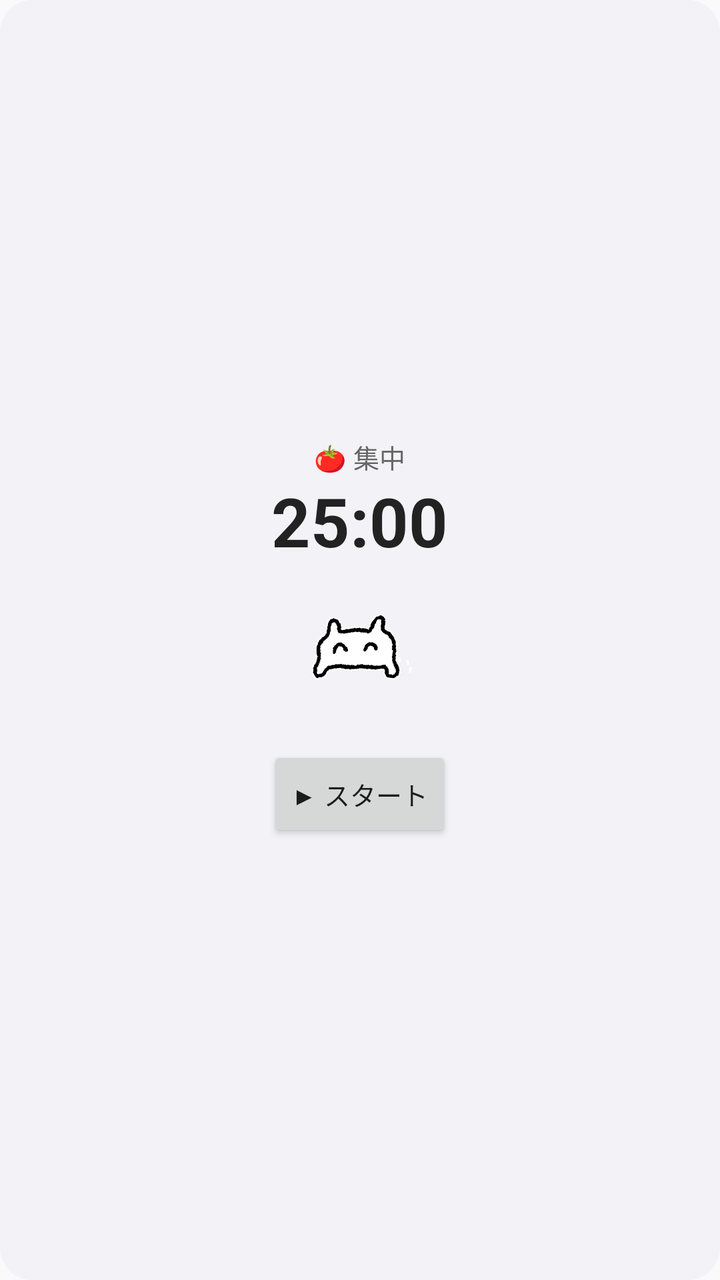
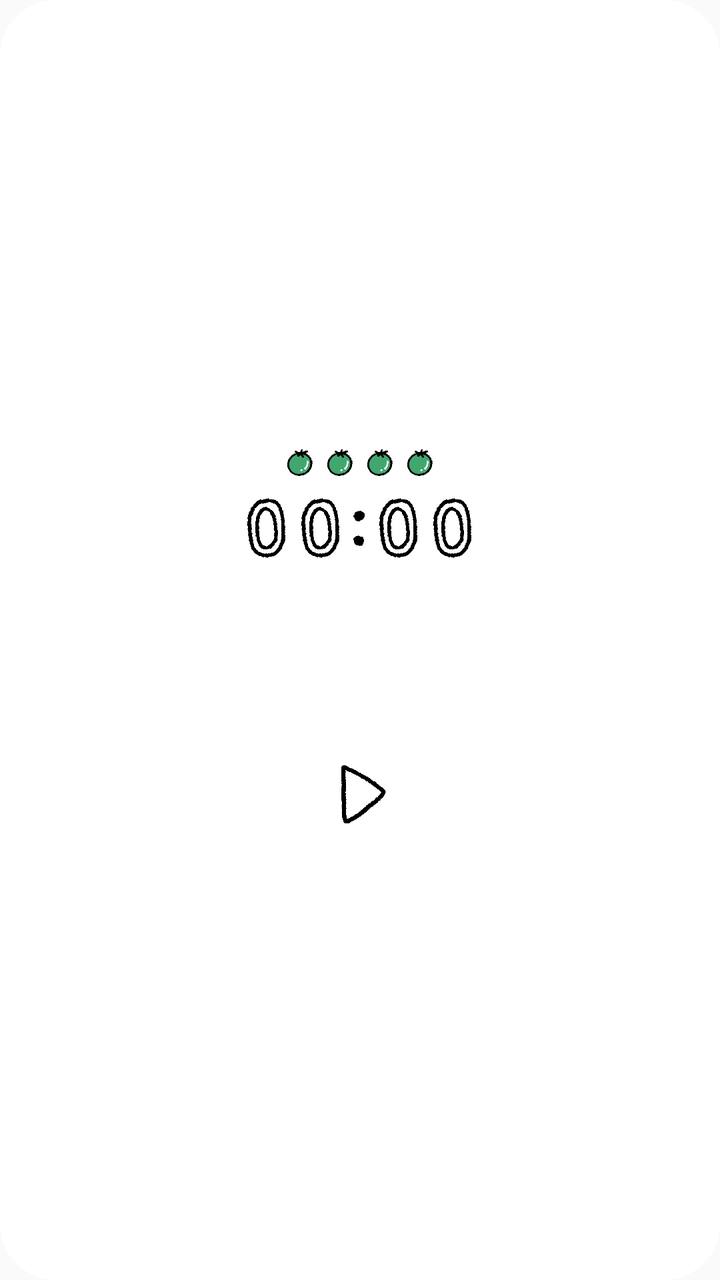

Compare the two renders of this Android layout. The source of the first and the diff that turns it into the second are given below.
<!-- AndroidManifest.xml: application theme android:Theme.Material.Light.NoActionBar -->
<!-- res/layout/widget_timer.xml -->
<?xml version="1.0" encoding="utf-8"?>
<LinearLayout xmlns:android="http://schemas.android.com/apk/res/android"
    android:id="@+id/widget_root"
    android:layout_width="match_parent"
    android:layout_height="match_parent"
    android:orientation="vertical"
    android:gravity="center"
    android:padding="12dp"
    android:background="@drawable/widget_bg">

    <TextView
        android:id="@+id/widget_title"
        android:layout_width="wrap_content"
        android:layout_height="wrap_content"
        android:textSize="13sp"
        android:textColor="#666666"
        android:text="🍅 集中" />

    <Chronometer
        android:id="@+id/widget_chronometer"
        android:layout_width="wrap_content"
        android:layout_height="wrap_content"
        android:textSize="34sp"
        android:textStyle="bold"
        android:textColor="#222222"
        android:visibility="gone" />

    <TextView
        android:id="@+id/widget_time"
        android:layout_width="wrap_content"
        android:layout_height="wrap_content"
        android:textSize="34sp"
        android:textStyle="bold"
        android:textColor="#222222"
        android:text="25:00" />

    <ImageView
        android:id="@+id/widget_char"
        android:layout_width="120dp"
        android:layout_height="90dp"
        android:scaleType="fitCenter"
        android:src="@drawable/widget_char_focus_still" />

    <Button
        android:id="@+id/widget_toggle"
        android:layout_width="wrap_content"
        android:layout_height="wrap_content"
        android:textSize="13sp"
        android:textAllCaps="false"
        android:text="▶ スタート" />
</LinearLayout>
<!-- resources referenced by this layout -->
<resources>
  <!-- drawable widget_bg (drawable) -->
  <?xml version="1.0" encoding="utf-8"?>
  <shape xmlns:android="http://schemas.android.com/apk/res/android" android:shape="rectangle">
      <corners android:radius="16dp" />
      <solid android:color="#F2F2F7" />
  </shape>
  <!-- drawable widget_char_focus_still: png bitmap (drawable-nodpi, 22730 bytes) -->
</resources>

<!-- the commit's change to res/layout/widget_timer.xml (unified diff, before → after) -->
@@ -5,47 +5,128 @@
     android:layout_height="match_parent"
     android:orientation="vertical"
     android:gravity="center"
-    android:padding="12dp"
+    android:padding="8dp"
     android:background="@drawable/widget_bg">
 
-    <TextView
-        android:id="@+id/widget_title"
+    <LinearLayout
+        android:id="@+id/widget_toms"
         android:layout_width="wrap_content"
-        android:layout_height="wrap_content"
-        android:textSize="13sp"
-        android:textColor="#666666"
-        android:text="🍅 集中" />
+        android:layout_height="16dp"
+        android:orientation="horizontal"
+        android:gravity="center">
+        <ImageView
+            android:id="@+id/widget_tom_1"
+            android:layout_width="16dp"
+            android:layout_height="16dp"
+            android:layout_marginLeft="2dp"
+            android:layout_marginRight="2dp"
+            android:scaleType="fitCenter"
+            android:src="@drawable/dot_off" />
+        <ImageView
+            android:id="@+id/widget_tom_2"
+            android:layout_width="16dp"
+            android:layout_height="16dp"
+            android:layout_marginLeft="2dp"
+            android:layout_marginRight="2dp"
+            android:scaleType="fitCenter"
+            android:src="@drawable/dot_off" />
+        <ImageView
+            android:id="@+id/widget_tom_3"
+            android:layout_width="16dp"
+            android:layout_height="16dp"
+            android:layout_marginLeft="2dp"
+            android:layout_marginRight="2dp"
+            android:scaleType="fitCenter"
+            android:src="@drawable/dot_off" />
+        <ImageView
+            android:id="@+id/widget_tom_4"
+            android:layout_width="16dp"
+            android:layout_height="16dp"
+            android:layout_marginLeft="2dp"
+            android:layout_marginRight="2dp"
+            android:scaleType="fitCenter"
+            android:src="@drawable/dot_off" />
+    </LinearLayout>
 
-    <Chronometer
-        android:id="@+id/widget_chronometer"
+    <LinearLayout
+        android:id="@+id/widget_digits"
         android:layout_width="wrap_content"
-        android:layout_height="wrap_content"
-        android:textSize="34sp"
-        android:textStyle="bold"
-        android:textColor="#222222"
-        android:visibility="gone" />
+        android:layout_height="38dp"
+        android:layout_marginTop="4dp"
+        android:orientation="horizontal"
+        android:gravity="center">
+        <ImageView
+            android:id="@+id/widget_d0"
+            android:layout_width="27dp"
+            android:layout_height="38dp"
+            android:scaleType="fitCenter"
+            android:visibility="gone"
+            android:src="@drawable/num_0" />
+        <ImageView
+            android:id="@+id/widget_d1"
+            android:layout_width="27dp"
+            android:layout_height="38dp"
+            android:scaleType="fitCenter"
+            android:src="@drawable/num_0" />
+        <ImageView
+            android:id="@+id/widget_d2"
+            android:layout_width="27dp"
+            android:layout_height="38dp"
+            android:scaleType="fitCenter"
+            android:src="@drawable/num_0" />
 
-    <TextView
-        android:id="@+id/widget_time"
-        android:layout_width="wrap_content"
-        android:layout_height="wrap_content"
-        android:textSize="34sp"
-        android:textStyle="bold"
-        android:textColor="#222222"
-        android:text="25:00" />
+        <ImageView
+            android:id="@+id/widget_colon"
+            android:layout_width="12dp"
+            android:layout_height="38dp"
+            android:scaleType="centerCrop"
+            android:src="@drawable/num_colon" />
+        <ImageView
+            android:id="@+id/widget_d3"
+            android:layout_width="27dp"
+            android:layout_height="38dp"
+            android:scaleType="fitCenter"
+            android:src="@drawable/num_0" />
+        <ImageView
+            android:id="@+id/widget_d4"
+            android:layout_width="27dp"
+            android:layout_height="38dp"
+            android:scaleType="fitCenter"
+            android:src="@drawable/num_0" />
+    </LinearLayout>
 
-    <ImageView
-        android:id="@+id/widget_char"
-        android:layout_width="120dp"
-        android:layout_height="90dp"
-        android:scaleType="fitCenter"
-        android:src="@drawable/widget_char_focus_still" />
+    
+    <FrameLayout
+        android:layout_width="match_parent"
+        android:layout_height="96dp">
 
-    <Button
+        <ImageView
+            android:id="@+id/widget_tape"
+            android:layout_width="match_parent"
+            android:layout_height="36dp"
+            android:layout_gravity="top"
+            android:layout_marginTop="61dp"
+            android:scaleType="center" />
+
+        <FrameLayout
+            android:id="@+id/widget_char_slot"
+            android:layout_width="124dp"
+            android:layout_height="124dp"
+            android:layout_gravity="top|center_horizontal" />
+    </FrameLayout>
+
+    
+    <FrameLayout
         android:id="@+id/widget_toggle"
-        android:layout_width="wrap_content"
-        android:layout_height="wrap_content"
-        android:textSize="13sp"
-        android:textAllCaps="false"
-        android:text="▶ スタート" />
+        android:layout_width="match_parent"
+        android:layout_height="38dp">
+
+        <ImageView
+            android:id="@+id/widget_toggle_icon"
+            android:layout_width="32dp"
+            android:layout_height="32dp"
+            android:layout_gravity="center"
+            android:scaleType="fitCenter"
+            android:src="@drawable/icon_play" />
+    </FrameLayout>
 </LinearLayout>
<!-- resource entries referenced after the edit -->
@@ -1,11 +1,14 @@
 <!-- resources referenced by this layout -->
 <resources>
+  <!-- drawable dot_off: png bitmap (drawable-nodpi, 2130 bytes) -->
+  <!-- drawable icon_play: png bitmap (drawable-nodpi, 28542 bytes) -->
+  <!-- drawable num_0: png bitmap (drawable-nodpi, 15858 bytes) -->
+  <!-- drawable num_colon: png bitmap (drawable-nodpi, 6126 bytes) -->
   <!-- drawable widget_bg (drawable) -->
   <?xml version="1.0" encoding="utf-8"?>
   <shape xmlns:android="http://schemas.android.com/apk/res/android" android:shape="rectangle">
-      <corners android:radius="16dp" />
-      <solid android:color="#F2F2F7" />
+      <corners android:radius="28dp" />
+      <solid android:color="#FFFFFF" />
   </shape>
-  <!-- drawable widget_char_focus_still: png bitmap (drawable-nodpi, 22730 bytes) -->
 </resources>
 
